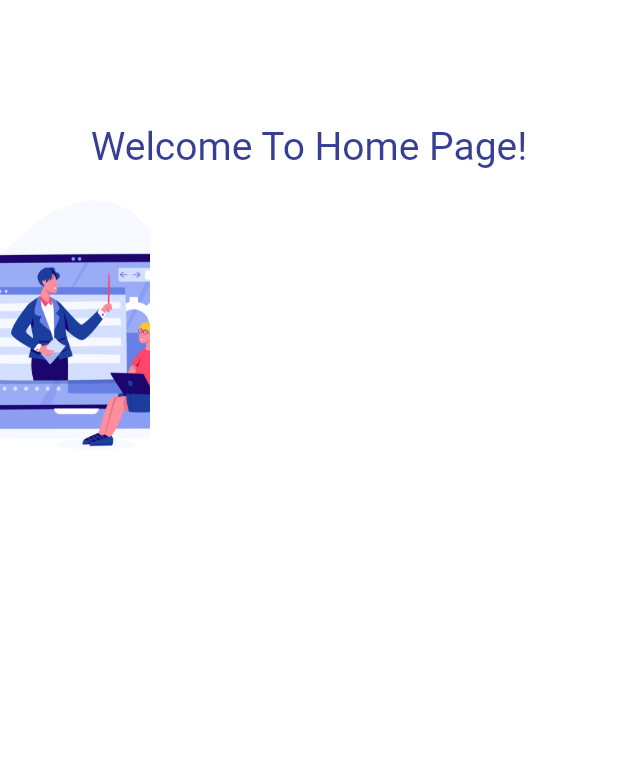
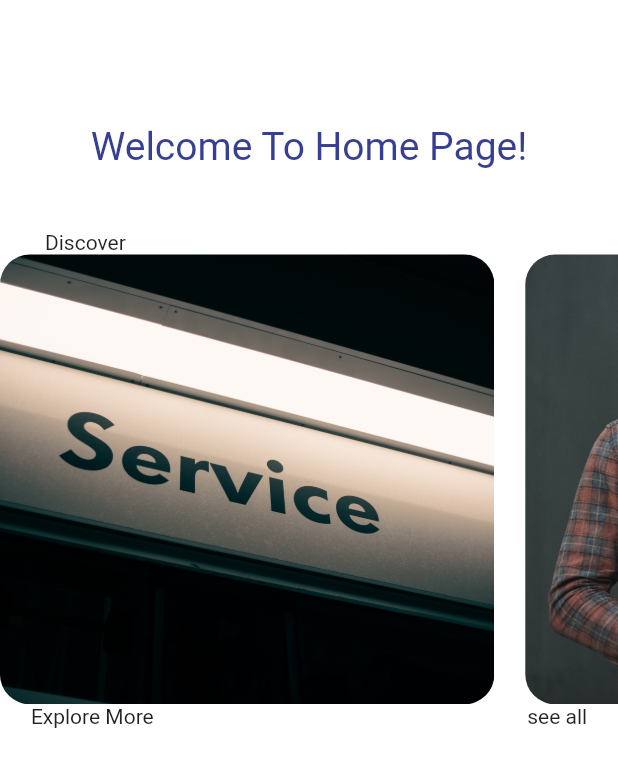
Before and after one commit to stone-hem/flutter-final-year, a Flutter app: the screen it shows after launch, on a phone screen of 412 x 824 dp. Shown: the top 767 px of the screen. Run offline on Flutter 3.47's test engine with Material 2 defaults, Android fonts, the phone set to English and light mode, and no system bars; our stand-ins replace get, google_fonts.

Commit message:
new design

```diff
--- a/lib/screens/home.dart
+++ b/lib/screens/home.dart
@@ -31,31 +31,82 @@ class _HomeState extends State<Home> {
                 style: TextStyle(fontSize: 26, color: Color(0xFF363f93)),
               ),
 
+            SizedBox(
+                height: height * 0.05,
+              ),
+              Container(
+                padding: EdgeInsets.symmetric(horizontal: 30),
+                child:Row(
+                  mainAxisAlignment:  MainAxisAlignment.start,
+                  children: [
+                    Text("Discover")
+                  ],
+                ),
+              ),
 
-              Container(
-
-                height: 200,
+              SizedBox(
+                height: 300,
                 child: ListView(
-
+                  shrinkWrap: true,
                   scrollDirection: Axis.horizontal,
                   children: [
                       Container(
-                    width: 100,
-                    height: 200,
+                    width: width*0.8,
+                    height: 300,
+                    margin: EdgeInsets.only(right: width*0.05),
                     decoration: BoxDecoration(
                       borderRadius: BorderRadius.circular(20),
                       color: Colors.white,
                       image: DecorationImage(image: AssetImage(
-                        'images/lms-units.jpeg'
+                        'images/service.jpg'
                       ),
                       fit: BoxFit.cover
                       )
                     ),
                   ),
-
+                   Container(
+                    width: width*0.8,
+                    height: 200,
+                     margin: EdgeInsets.only(right: width*0.05),
+                    decoration: BoxDecoration(
+                      borderRadius: BorderRadius.circular(20),
+                      color: Colors.white,
+                      image: DecorationImage(image: AssetImage(
+                        'images/technician1.jpg'
+                      ),
+                      fit: BoxFit.cover
+                      )
+                    ),
+                  ),
+                   Container(
+                    width: width*0.8,
+                    height: 200,
+                     margin: EdgeInsets.only(right: width*0.05),
+                    decoration: BoxDecoration(
+                      borderRadius: BorderRadius.circular(20),
+                      color: Colors.white,
+                      image: DecorationImage(image: AssetImage(
+                        'images/firm1.jpg'
+                      ),
+                      fit: BoxFit.cover
+                      )
+                    ),
+                  ),
                   ],
                 ),
               ),
+            Container(
+              padding: EdgeInsets.symmetric(horizontal: width*0.05),
+                child:Row(
+                  mainAxisAlignment: MainAxisAlignment.spaceBetween,
+                  children: [
+                    Text("Explore More"),
+                    Text("see all")
+                  ],
+                ),
+            )
+
+
           ],
         ),
       ),
```
Also changed, not shown: images/benjamin-brunner-K3cjUOMmMhc-unsplash.jpg (added), images/chris-liverani-HUJDz6CJEaM-unsplash.jpg (added), images/firm1.jpg (added), images/service.jpg (added), images/technician1.jpg (added), lib/generated/assets.dart (added).
